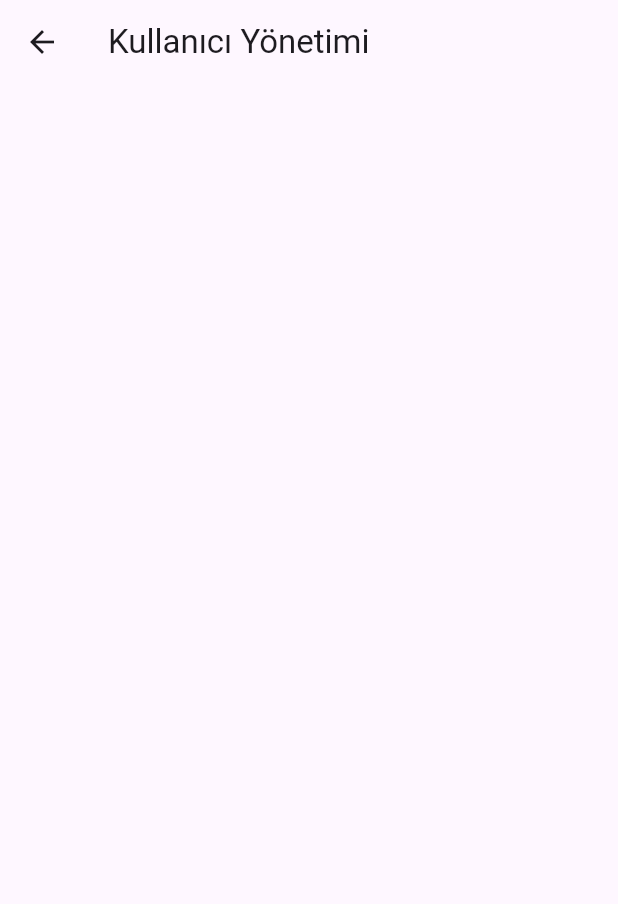
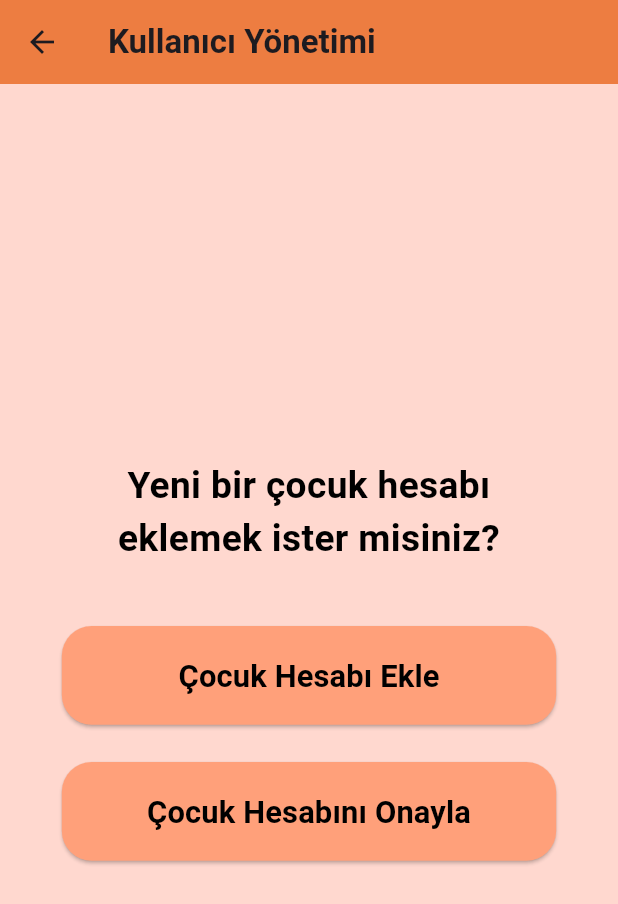
Before and after one commit to btnahmet/virtual_animal, a Flutter app: the KullaniciYonetimi screen opened directly, on a phone screen of 412 x 824 dp. Shown: the top 904 px of the screen. Run offline on Flutter 3.47's test engine with Material 3 defaults, Android fonts, the phone set to English and light mode, and no system bars; our stand-ins replace fl_chart, flutter_local_notifications, sqflite; accounts and stored records are empty.

Commit message:
Küçük Düzenlemeler-2

```diff
--- a/lib/main.dart
+++ b/lib/main.dart
@@ -1,4 +1,5 @@
 import 'package:flutter/material.dart';
+import 'package:virtual_animal/screens/home_page.dart';
 import 'package:virtual_animal/screens/login.dart';
 // Register sınıfını dahil ettik
 
@@ -15,7 +16,7 @@ class MyApp extends StatelessWidget {
       debugShowCheckedModeBanner: false,
       title: 'Flutter Demo',
       theme: ThemeData(),
-      home:  const Login(), // Home yerine doğrudan Login sınıfı kullanılıyor
+      home:  HomePage(), // Home yerine doğrudan Login sınıfı kullanılıyor
     );
   }
 }
--- a/lib/screens/home_page.dart
+++ b/lib/screens/home_page.dart
@@ -2,6 +2,7 @@ import 'package:flutter/material.dart';
 import 'package:virtual_animal/screens/animals/bird.dart';
 import 'package:virtual_animal/screens/animals/cat.dart';
 import 'package:virtual_animal/screens/animals/dog.dart';
+import 'package:virtual_animal/screens/parents/login_parents.dart';
 import 'package:virtual_animal/screens/parents/page_parents.dart';
 
 class HomePage extends StatefulWidget {
--- a/lib/screens/parents/kullanici_yonetimi/kullanici_yonetimi.dart
+++ b/lib/screens/parents/kullanici_yonetimi/kullanici_yonetimi.dart
@@ -1,4 +1,6 @@
 import 'package:flutter/material.dart';
+import 'package:virtual_animal/screens/parents/login_parents.dart';
+import 'package:virtual_animal/screens/register.dart';
 
 class KullaniciYonetimi extends StatefulWidget {
   const KullaniciYonetimi({super.key});
@@ -10,10 +12,88 @@ class KullaniciYonetimi extends StatefulWidget {
 class _KullaniciYonetimiState extends State<KullaniciYonetimi> {
   @override
   Widget build(BuildContext context) {
-    return Scaffold(
-      appBar: AppBar(
-        title: const Text('Kullanıcı Yönetimi'),
+    final double screenWidth = MediaQuery.of(context).size.width;
+    final double screenHeight = MediaQuery.of(context).size.height;
 
-      ));
+    return SafeArea(
+      child: Scaffold(
+        backgroundColor: Color.fromARGB(186, 255, 202, 189),
+        appBar: AppBar(
+          title: const Text('Kullanıcı Yönetimi',
+            style: TextStyle(
+              fontWeight: FontWeight.bold,
+            ),
+          ),
+          backgroundColor: Color.fromARGB(255, 237, 125, 65),
+        ),
+        body: Center(
+          child: Padding(
+            padding: EdgeInsets.symmetric(horizontal: screenWidth * 0.1),
+            child: Column(
+              mainAxisAlignment: MainAxisAlignment.center,
+              children: [
+                Text(
+                  'Yeni bir çocuk hesabı eklemek ister misiniz?',
+                  textAlign: TextAlign.center,
+                  style: TextStyle(
+                    fontSize: screenWidth * 0.06,
+                    fontWeight: FontWeight.bold,
+                    color: Color.fromARGB(255, 0, 0, 0),
+                  ),
+                ),
+                SizedBox(height: screenHeight * 0.05),
+                _buildButton(
+                  'Çocuk Hesabı Ekle',
+                  () {
+                    Navigator.push(
+                      context,
+                      MaterialPageRoute(builder: (context) => const Register()),
+                    );
+                  },
+                  screenWidth,
+                  screenHeight,
+                ),
+                SizedBox(height: screenHeight * 0.03),
+                _buildButton(
+                  'Çocuk Hesabını Onayla',
+                  () {
+                    Navigator.push(
+                      context,
+                      MaterialPageRoute(builder: (context) => const LoginParents()),
+                    );
+                  },
+                  screenWidth,
+                  screenHeight,
+                ),
+              ],
+            ),
+          ),
+        ),
+      ),
+    );
+  }
+
+  Widget _buildButton(String text, VoidCallback onPressed, double screenWidth, double screenHeight) {
+    return SizedBox(
+      width: screenWidth * 0.8,
+      height: screenHeight * 0.08,
+      child: ElevatedButton(
+        onPressed: onPressed,
+        style: ElevatedButton.styleFrom(
+          backgroundColor: const Color(0xFFFFA07A),
+          shape: RoundedRectangleBorder(
+            borderRadius: BorderRadius.circular(20),
+          ),
+        ),
+        child: Text(
+          text,
+          style: TextStyle(
+            color: Colors.black,
+            fontSize: screenWidth * 0.05,
+            fontWeight: FontWeight.bold,
+          ),
+        ),
+      ),
+    );
   }
 }
```
